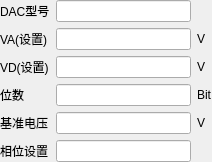
Qt form trunk/soft/zebra-tester/qdactypewidget.ui (Quenii/ADCEVM-minor) before a commit.
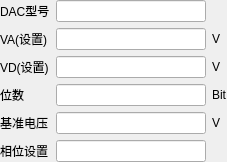
The same form after that commit.

Diff of the .ui file:
```diff
--- a/trunk/soft/zebra-tester/qdactypewidget.ui
+++ b/trunk/soft/zebra-tester/qdactypewidget.ui
@@ -6,8 +6,8 @@
    <rect>
     <x>0</x>
     <y>0</y>
-    <width>212</width>
-    <height>150</height>
+    <width>227</width>
+    <height>152</height>
    </rect>
   </property>
   <property name="windowTitle">
```
